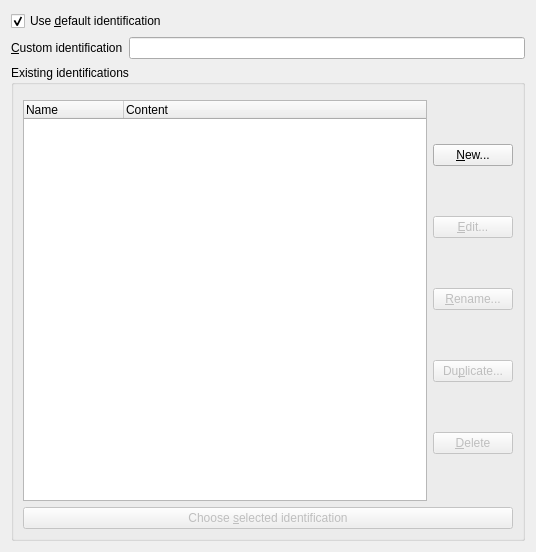
First picture: the form in settings/konqhtml/useragent/useragent.ui, repository KDE/konqueror, before the edit.
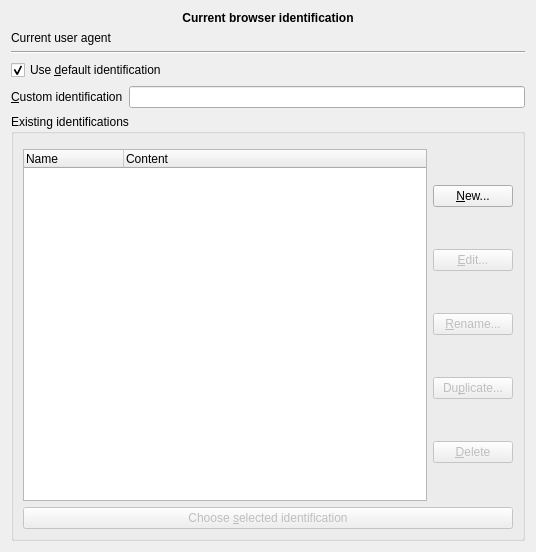
Second picture: the form after the edit. Custom widgets are drawn as their Qt base class.

Commit message: Show current User Agent in browser identification setting page

```diff
--- a/settings/konqhtml/useragent/useragent.ui
+++ b/settings/konqhtml/useragent/useragent.ui
@@ -11,7 +11,7 @@
    </rect>
   </property>
   <layout class="QGridLayout" name="gridLayout">
-   <item row="2" column="0">
+   <item row="5" column="0">
     <widget class="QGroupBox" name="customUABox">
      <property name="enabled">
       <bool>true</bool>
@@ -154,20 +154,17 @@
      </layout>
     </widget>
    </item>
-   <item row="0" column="0">
-    <widget class="QCheckBox" name="useDefaultUA">
-     <property name="toolTip">
-      <string>&lt;html&gt;&lt;head/&gt;&lt;body&gt;&lt;p&gt;If checked, disable choosing a custom identification and use the default one&lt;/p&gt;&lt;/body&gt;&lt;/html&gt;</string>
-     </property>
-     <property name="text">
-      <string>Use &amp;default identification</string>
-     </property>
-     <property name="checked">
-      <bool>true</bool>
-     </property>
-    </widget>
-   </item>
    <item row="1" column="0">
+    <widget class="QLabel" name="currentUserAgent">
+     <property name="text">
+      <string>Current user agent</string>
+     </property>
+     <property name="wordWrap">
+      <bool>true</bool>
+     </property>
+    </widget>
+   </item>
+   <item row="4" column="0">
     <layout class="QHBoxLayout" name="horizontalLayout">
      <item>
       <widget class="QLabel" name="label">
@@ -191,6 +188,36 @@
      </item>
     </layout>
    </item>
+   <item row="2" column="0">
+    <widget class="Line" name="line">
+     <property name="orientation">
+      <enum>Qt::Orientation::Horizontal</enum>
+     </property>
+    </widget>
+   </item>
+   <item row="3" column="0">
+    <widget class="QCheckBox" name="useDefaultUA">
+     <property name="toolTip">
+      <string>&lt;html&gt;&lt;head/&gt;&lt;body&gt;&lt;p&gt;If checked, disable choosing a custom identification and use the default one&lt;/p&gt;&lt;/body&gt;&lt;/html&gt;</string>
+     </property>
+     <property name="text">
+      <string>Use &amp;default identification</string>
+     </property>
+     <property name="checked">
+      <bool>true</bool>
+     </property>
+    </widget>
+   </item>
+   <item row="0" column="0">
+    <widget class="QLabel" name="label_2">
+     <property name="text">
+      <string>&lt;strong&gt;Current browser identification&lt;/strong&gt;</string>
+     </property>
+     <property name="alignment">
+      <set>Qt::AlignmentFlag::AlignCenter</set>
+     </property>
+    </widget>
+   </item>
   </layout>
  </widget>
  <customwidgets>
```
Left out of the diff: 2 changed lines with no effect on the pictures. The commit also changes 2 other files.
